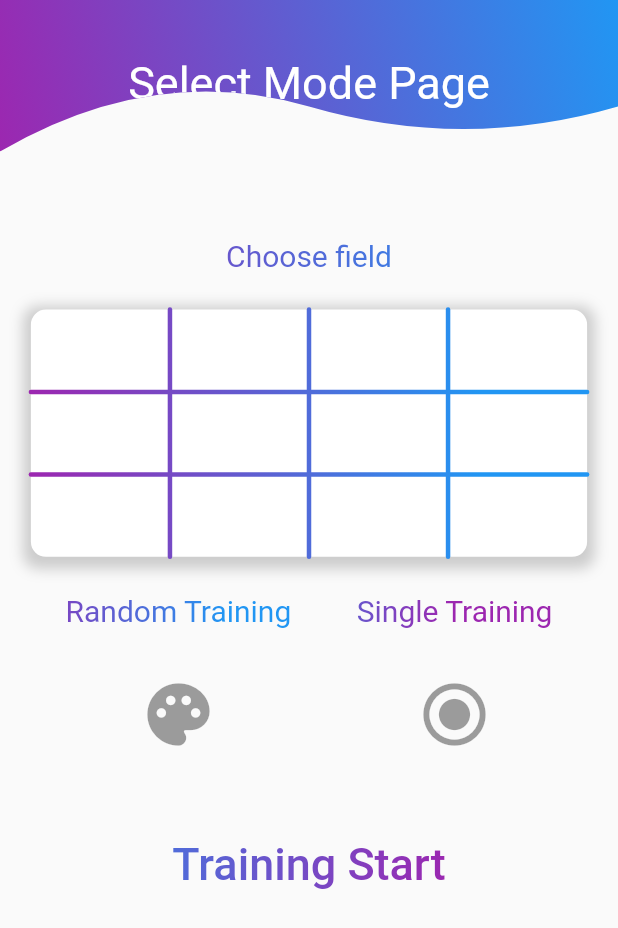
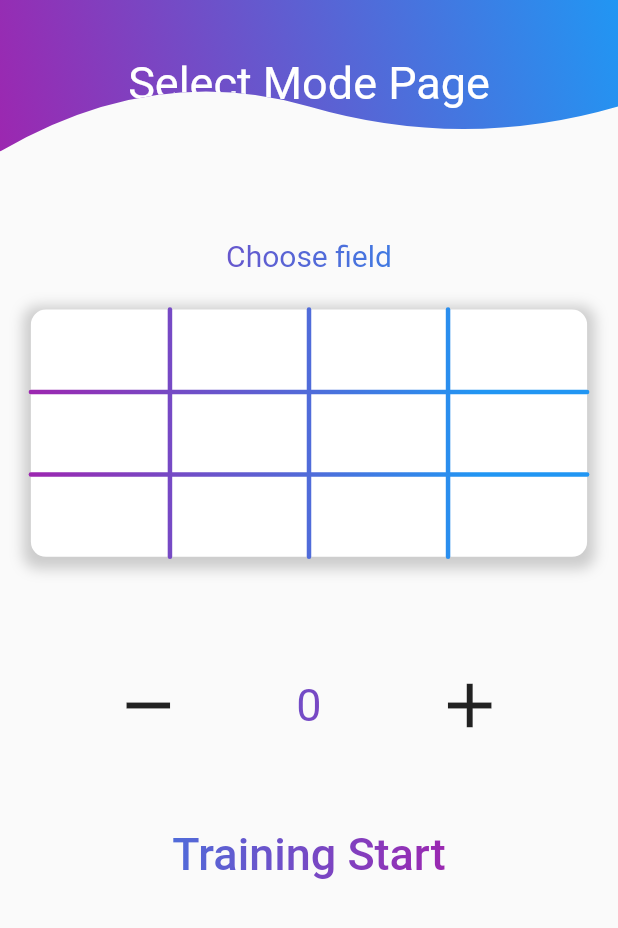
Before and after one commit to ggjj321/12-yard-free-throw-app, a Flutter app: the screen it shows after launch, on a phone screen of 412 x 824 dp. Shown: the top 928 px of the screen. Run offline on Flutter 3.47's test engine with Material 2 defaults, Android fonts, the phone set to English and light mode, and no system bars; our stand-ins replace cloud_firestore, firebase_core, flutter_staggered_animations, permission_handler; missing offline and left inert: flutter_webrtc; accounts and stored records are empty.

Commit message:
Feat : add total time select

```diff
--- a/lib/Components/tweleve_grid_container.dart
+++ b/lib/Components/tweleve_grid_container.dart
@@ -48,7 +48,9 @@ class TwelveGridContainer extends StatelessWidget {
                           Container(
                             height: screenHeight * 0.0666,
                             width: screenWidth * 0.225,
-                            color: target == y * 4 + x + 1 ? const Color.fromARGB(100, 55, 1, 200) : Colors.white,
+                            color: target == y * 4 + x + 1
+                                ? const Color.fromARGB(100, 55, 1, 200)
+                                : Colors.white,
                             child:
                                 (gridShootData?[(y * 4 + x + 1).toString()] ==
                                         0)
@@ -81,6 +83,9 @@ class TwelveGridContainer extends StatelessWidget {
                           SizedBox(
                             height: screenHeight * 0.0666,
                             width: screenWidth * 0.225,
+                            child: InkWell(
+                              onTap: () {},
+                            ),
                           )
                       ],
                     ),
--- a/lib/main.dart
+++ b/lib/main.dart
@@ -3,6 +3,8 @@ import 'package:free_throw_phone/page/select_mode_page.dart';
 import 'package:free_throw_phone/page/result_display_page.dart';
 import 'package:firebase_core/firebase_core.dart';
 import 'package:free_throw_phone/provider/target_provider.dart';
+import 'package:free_throw_phone/provider/total_shoot_time_provider.dart';
+
 import 'package:provider/provider.dart';
 import 'firebase_options.dart';
 
@@ -12,7 +14,10 @@ void main() async {
     options: DefaultFirebaseOptions.currentPlatform,
   );
   runApp(MultiProvider(
-    providers: [ChangeNotifierProvider(create: (context) => TargetProvider())],
+    providers: [
+      ChangeNotifierProvider(create: (context) => TargetProvider()),
+      ChangeNotifierProvider(create: (context) => TotalShootTime())
+    ],
     child: const FreeThrowApp(),
   ));
 }
--- a/lib/page/select_mode_page.dart
+++ b/lib/page/select_mode_page.dart
@@ -1,14 +1,16 @@
 import 'package:flutter/material.dart';
 import 'package:flutter_staggered_animations/flutter_staggered_animations.dart';
+import 'package:provider/provider.dart';
 
 import 'package:free_throw_phone/page/data_reading_page.dart';
 import 'package:free_throw_phone/page/video_streaming_od_page.dart';
 import 'package:free_throw_phone/page/result_display_page.dart';
 
-
 import 'package:free_throw_phone/Components/wave_app_bar.dart';
 import 'package:free_throw_phone/Components/gradient_render.dart';
 import 'package:free_throw_phone/Components/tweleve_grid_container.dart';
+
+import 'package:free_throw_phone/provider/total_shoot_time_provider.dart';
 
 class SelectModePage extends StatelessWidget {
   const SelectModePage({Key? key}) : super(key: key);
@@ -50,55 +52,41 @@ class SelectModePage extends StatelessWidget {
                   screenHeight: screenHeight,
                   gridMode: "selectMode",
                 ),
-                SizedBox(height: screenHeight * 0.03),
+                SizedBox(height: screenHeight * 0.08),
                 Row(
                   mainAxisAlignment: MainAxisAlignment.spaceEvenly,
                   children: [
-                    Column(
-                      children: [
-                        Text(
-                          'Random Training',
+                    IconButton(
+                      iconSize: 50,
+                      icon: const Icon(
+                        Icons.remove,
+                      ),
+                      tooltip: 'Choose Video',
+                      onPressed: () =>
+                          Provider.of<TotalShootTime>(context, listen: false)
+                              .decreaseTime(),
+                    ),
+                    Consumer<TotalShootTime>(
+                      builder: (context, totalShootTimeProvider, child) {
+                        return Text(
+                          '${totalShootTimeProvider.totalShoottime}',
                           textAlign: TextAlign.center,
                           style: TextStyle(
-                            fontSize: 20,
+                            fontSize: 30,
                             foreground: Paint()
                               ..shader = getLinearGradient(
-                                  Colors.purple, Colors.blue, 0, 150),
+                                  Colors.blue, Colors.purple, 0, 300),
                           ),
+                        );
+                      },
                     ),
-                        SizedBox(
-                          height: screenHeight * 0.03,
-                        ),
-                        const IconButton(
+                    IconButton(
                       iconSize: 50,
-                          icon: Icon(
-                            Icons.palette,
-                          ),
-                          tooltip: 'Choose Video',
-                          onPressed: null,
-                        ),
-                      ],
-                    ),
-                    Column(
-                      children: [
-                        Text(
-                          'Single Training',
-                          textAlign: TextAlign.center,
-                          style: TextStyle(
-                            fontSize: 20,
-                            foreground: Paint()
-                              ..shader = getLinearGradient(
-                                  Colors.blue, Colors.purple, 150, 300),
-                          ),
-                        ),
-                        SizedBox(height: screenHeight * 0.03),
-                        const IconButton(
-                          iconSize: 50,
-                          icon: Icon(Icons.radio_button_checked),
+                      icon: const Icon(Icons.add),
                       tooltip: 'Use Camera',
-                          onPressed: null,
-                        ),
-                      ],
+                      onPressed: () =>
+                          Provider.of<TotalShootTime>(context, listen: false)
+                              .addTime(),
                     ),
                   ],
                 ),
@@ -106,7 +94,8 @@ class SelectModePage extends StatelessWidget {
                 TextButton(
                   onPressed: () => Navigator.push(
                     context,
-                    MaterialPageRoute(builder: (context) => const ResultDisplayPage()),
+                    MaterialPageRoute(
+                        builder: (context) => const ResultDisplayPage()),
                   ),
                   child: Text(
                     'Training Start',
--- /dev/null
+++ b/lib/provider/total_shoot_time_provider.dart
@@ -0,0 +1,19 @@
+import 'package:flutter/material.dart';
+
+class TotalShootTime with ChangeNotifier {
+  int _totalShootTime = 0;
+
+  int get totalShoottime => _totalShootTime;
+
+  void addTime() {
+    _totalShootTime +=1;
+    if (_totalShootTime > 50) _totalShootTime = 0;
+    notifyListeners();
+  }
+
+  void decreaseTime() {
+    _totalShootTime -=1;
+    if (_totalShootTime < 0) _totalShootTime = 50;
+    notifyListeners();
+  }
+}
```
Lines whose indentation alone changed are shown as unchanged.
